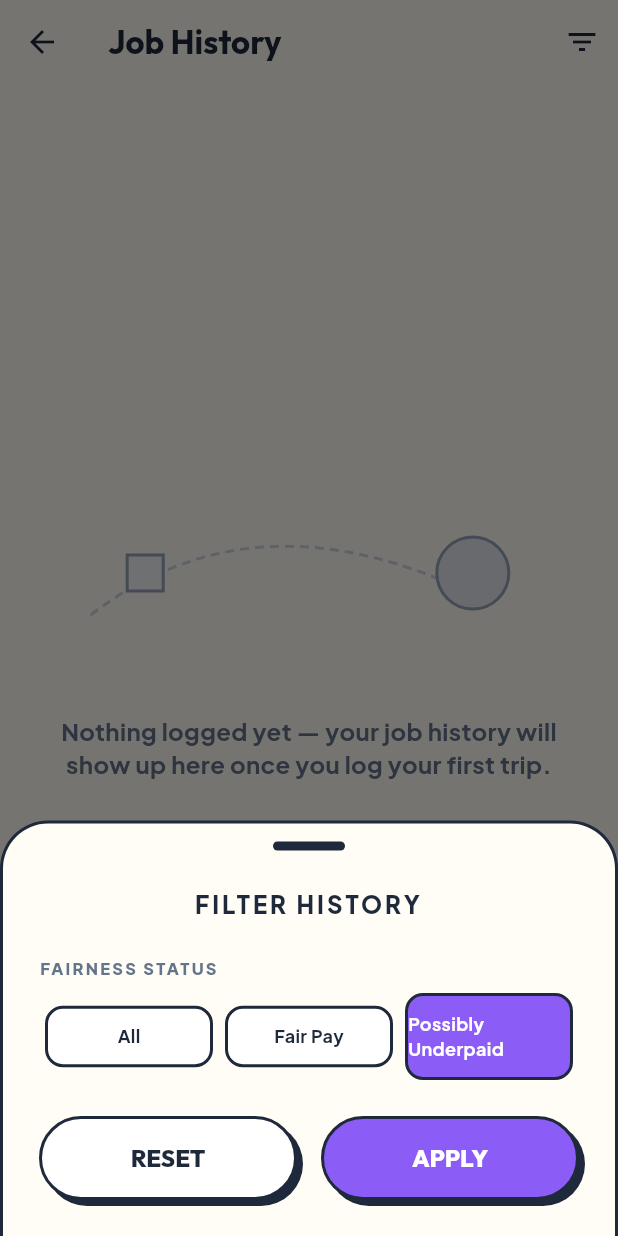
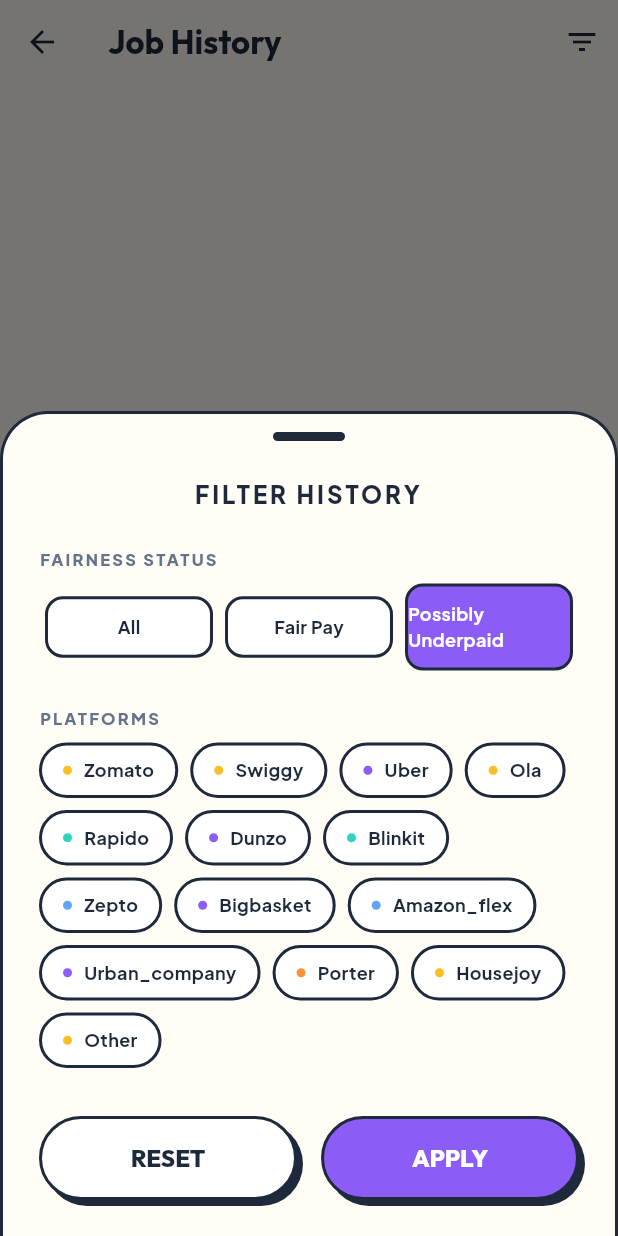
Before and after one commit to Sharvani-G/GigSense, a Flutter app: the HistoryScreen screen opened directly, after a tap on the "filter list" icon, on a phone screen of 412 x 824 dp. Run offline on Flutter 3.47's test engine with Material 3 defaults, Android fonts, the phone set to English and light mode, and no system bars; our stand-ins replace cloud_firestore, firebase_auth, firebase_core, fl_chart, flutter_dotenv, flutter_map and 7 more; missing offline and left inert: record; accounts and stored records are empty.

Commit message:
hardening: convert Job History to server-side query limit and startAfter pagination, and implement global error boundaries/handling

```diff
--- a/app/lib/screens/history_screen.dart
+++ b/app/lib/screens/history_screen.dart
@@ -21,9 +21,10 @@
 
 class _HistoryScreenState extends State<HistoryScreen> {
   bool _isLoading = true;
+  bool _isFetchingMore = false;
+  bool _hasMore = true;
+  DocumentSnapshot? _lastDocument;
   List<Map<String, dynamic>> _jobs = [];
-  List<Map<String, dynamic>> _filteredJobs = [];
-  int _loadedLimit = 20;
   final ScrollController _scrollController = ScrollController();
 
   // Filter states
@@ -36,7 +37,7 @@
     if (widget.initialFairnessFilter != null) {
       _selectedFairness = widget.initialFairnessFilter!;
     }
-    _fetchJobs();
+    _fetchJobs(isRefresh: true);
     _scrollController.addListener(_onScroll);
   }
 
@@ -48,10 +49,8 @@
 
   void _onScroll() {
     if (_scrollController.position.pixels >= _scrollController.position.maxScrollExtent - 200) {
-      if (_loadedLimit < _filteredJobs.length) {
-        setState(() {
-          _loadedLimit += 20;
-        });
+      if (!_isLoading && !_isFetchingMore && _hasMore) {
+        _fetchJobs(isRefresh: false);
       }
     }
   }
@@ -63,63 +62,76 @@
     return null;
   }
 
-  Future<void> _fetchJobs() async {
-    setState(() {
-      _isLoading = true;
-    });
+  Future<void> _fetchJobs({required bool isRefresh}) async {
+    if (isRefresh) {
+      setState(() {
+        _isLoading = true;
+        _jobs.clear();
+        _lastDocument = null;
+        _hasMore = true;
+      });
+    } else {
+      setState(() {
+        _isFetchingMore = true;
+      });
+    }
 
     try {
       final userId = FirebaseAuth.instance.currentUser?.uid ?? 'anonymous_user';
-      final querySnapshot = await FirebaseFirestore.instance
+
+      Query query = FirebaseFirestore.instance
           .collection('jobs')
-          .where('user_id', isEqualTo: userId)
-          .get();
+          .where('user_id', isEqualTo: userId);
 
-      final List<Map<String, dynamic>> loaded = querySnapshot.docs
-          .map((doc) => {...doc.data(), 'id': doc.id})
+      if (_selectedPlatforms.isNotEmpty) {
+        final platformFilter = _selectedPlatforms.map((p) => p.toLowerCase()).take(10).toList();
+        query = query.where('platform', whereIn: platformFilter);
+      }
+
+      if (_selectedFairness == "Possibly Underpaid") {
+        query = query.where('is_underpaid', isEqualTo: true);
+      } else if (_selectedFairness == "Fair Pay") {
+        query = query.where('is_underpaid', isEqualTo: false);
+      }
+
+      query = query.orderBy('job_timestamp', descending: true).limit(20);
+
+      if (_lastDocument != null) {
+        query = query.startAfterDocument(_lastDocument!);
+      }
+
+      final querySnapshot = await query.get();
+      final docs = querySnapshot.docs;
+
+      if (docs.length < 20) {
+        _hasMore = false;
+      }
+
+      if (docs.isNotEmpty) {
+        _lastDocument = docs.last;
+      }
+
+      final List<Map<String, dynamic>> loaded = docs
+          .map((doc) => {...doc.data() as Map<String, dynamic>, 'id': doc.id})
           .toList();
 
-      loaded.sort((a, b) {
-        final tsA = _parseTimestamp(a['job_timestamp']) ?? DateTime.fromMillisecondsSinceEpoch(0);
-        final tsB = _parseTimestamp(b['job_timestamp']) ?? DateTime.fromMillisecondsSinceEpoch(0);
-        return tsB.compareTo(tsA);
-      });
-
       setState(() {
-        _jobs = loaded;
-        _applyFilters();
+        if (isRefresh) {
+          _jobs = loaded;
+        } else {
+          _jobs.addAll(loaded);
+        }
         _isLoading = false;
+        _isFetchingMore = false;
       });
     } catch (e) {
       debugPrint("Error fetching history: $e");
       setState(() {
         _isLoading = false;
+        _isFetchingMore = false;
+        _hasMore = false;
       });
     }
-  }
-
-  void _applyFilters() {
-    List<Map<String, dynamic>> temp = List.from(_jobs);
-
-    // 1. Platform filter
-    if (_selectedPlatforms.isNotEmpty) {
-      temp = temp.where((job) {
-        final platform = (job['platform'] as String?)?.toLowerCase() ?? 'other';
-        return _selectedPlatforms.contains(platform);
-      }).toList();
-    }
-
-    // 2. Fairness status filter
-    if (_selectedFairness == "Possibly Underpaid") {
-      temp = temp.where((job) => job['is_underpaid'] == true).toList();
-    } else if (_selectedFairness == "Fair Pay") {
-      temp = temp.where((job) => job['is_underpaid'] != true).toList();
-    }
-
-    setState(() {
-      _filteredJobs = temp;
-      _loadedLimit = 20; // reset pagination page
-    });
   }
 
   Color _getPlatformColor(String platform) {
@@ -135,10 +147,22 @@
   }
 
   void _showFilterBottomSheet() {
-    final allPlatforms = _jobs
-        .map((j) => ((j['platform'] as String?) ?? 'other').toLowerCase())
-        .toSet()
-        .toList();
+    final allPlatforms = [
+      'zomato',
+      'swiggy',
+      'uber',
+      'ola',
+      'rapido',
+      'dunzo',
+      'blinkit',
+      'zepto',
+      'bigbasket',
+      'amazon_flex',
+      'urban_company',
+      'porter',
+      'housejoy',
+      'other'
+    ];
 
     showModalBottomSheet(
       context: context,
@@ -313,8 +337,8 @@
                             setState(() {
                               _selectedPlatforms.clear();
                               _selectedFairness = "All";
-                              _applyFilters();
                             });
+                            _fetchJobs(isRefresh: true);
                             Navigator.pop(context);
                           },
                           backgroundColor: Colors.white,
@@ -328,9 +352,7 @@
                       Expanded(
                         child: PlayfulButton(
                           onPressed: () {
-                            setState(() {
-                              _applyFilters();
-                            });
+                            _fetchJobs(isRefresh: true);
                             Navigator.pop(context);
                           },
                           backgroundColor: PlayfulColors.accent,
@@ -350,7 +372,7 @@
 
   @override
   Widget build(BuildContext context) {
-    final visibleJobs = _filteredJobs.take(_loadedLimit).toList();
+    final visibleJobs = _jobs;
 
     return Scaffold(
       backgroundColor: PlayfulColors.background,
@@ -381,12 +403,12 @@
                 color: PlayfulColors.accent,
               ),
             )
-          : _filteredJobs.isEmpty
+          : _jobs.isEmpty
               ? _buildEmptyState()
               : ListView.builder(
                   controller: _scrollController,
                   padding: const EdgeInsets.symmetric(horizontal: 24, vertical: 16),
-                  itemCount: visibleJobs.length + (_loadedLimit < _filteredJobs.length ? 1 : 0),
+                  itemCount: visibleJobs.length + (_hasMore ? 1 : 0),
                   itemBuilder: (context, index) {
                     if (index == visibleJobs.length) {
                       return const Padding(
```
Also changed, not shown: app/lib/main.dart (+63 -0 lines).
